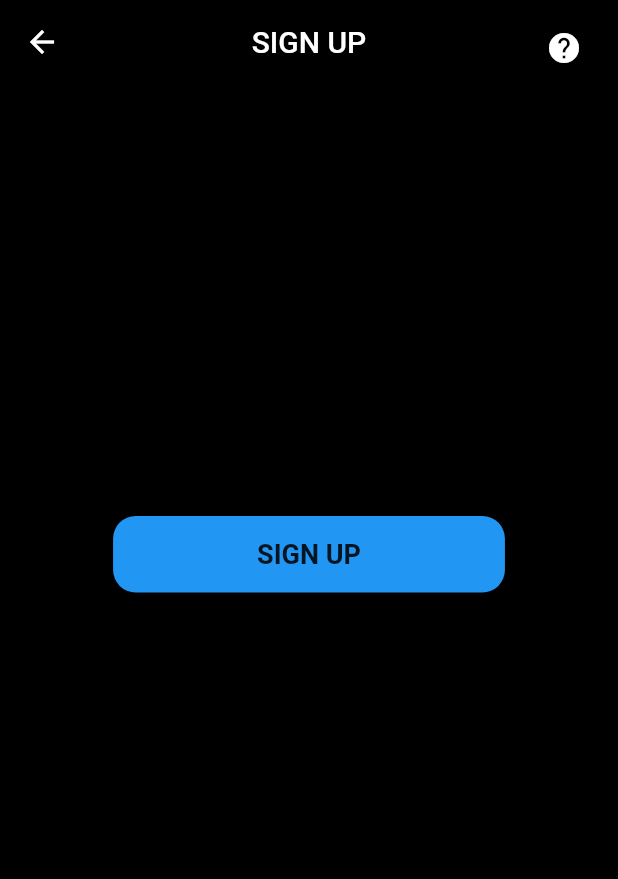
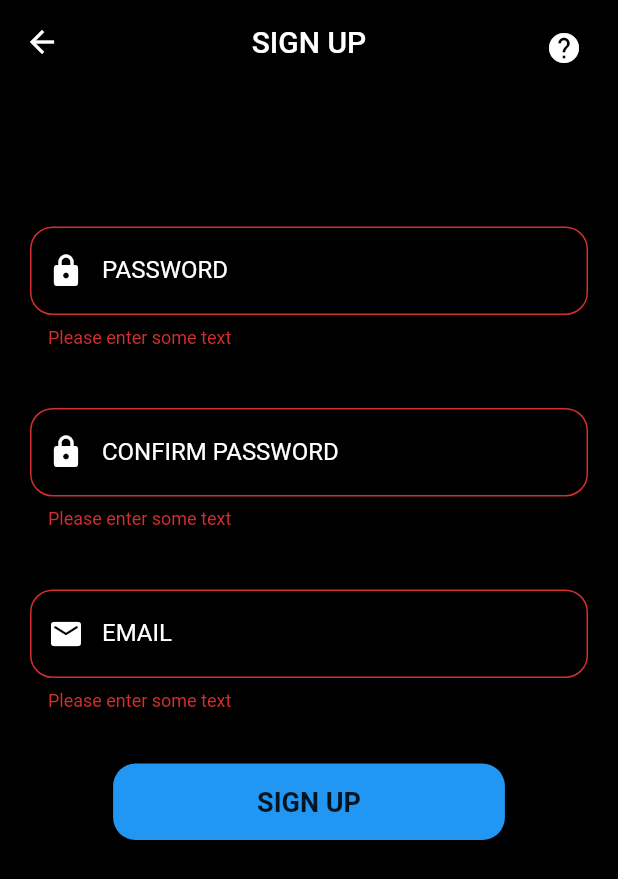
Before and after one commit to AbhishekSatpathy4848/Matrix-Client-Chat-App, a Flutter app: the SignUp screen opened directly, after a tap on "SIGN UP", on a phone screen of 412 x 824 dp. Shown: the top 879 px of the screen. Run offline on Flutter 3.47's test engine with Material 2 defaults, Android fonts, the phone set to English and light mode, and no system bars; our stand-ins replace qr_flutter, share; missing offline and left inert: dart:ffi, qrscan.

Commit message:
added validation for text form fields

```diff
--- a/lib/features/login_registration/pages/page_2.dart
+++ b/lib/features/login_registration/pages/page_2.dart
@@ -2,6 +2,8 @@
 
 import 'dart:ui';
 import 'package:flutter/material.dart';
+
+final _formKey = GlobalKey<FormState>();
 
 class SignUp extends StatelessWidget {
   const SignUp({super.key});
@@ -33,34 +35,106 @@ class SignUp extends StatelessWidget {
           SizedBox(
             height: 75,
           ),
+          Form(
+            key: _formKey,
+            child: Column(children: [
               Padding(
                 padding: const EdgeInsets.all(20.0),
                 child: TextFormField(
+                  validator: (value) {
+                    if (value == null || value.isEmpty) {
+                      return "Please enter some text";
+                    }
+                    return null;
+                  },
+                  style: TextStyle(
+                    color: Colors.white,
+                  ),
                   cursorColor: Colors.white,
                   decoration: const InputDecoration(
+                    enabledBorder: OutlineInputBorder(
+                        borderRadius: BorderRadius.all(Radius.circular(15)),
+                        borderSide: BorderSide(color: Colors.white)),
                     border: OutlineInputBorder(
                         borderRadius: BorderRadius.all(Radius.circular(15))),
                     labelText: "PASSWORD",
-                prefixIcon: Icon(Icons.lock_rounded),
+                    labelStyle: TextStyle(color: Colors.white),
+                    prefixIcon: Icon(
+                      Icons.lock_rounded,
+                      color: Colors.white,
+                    ),
                   ),
                 ),
               ),
               Padding(
                 padding: const EdgeInsets.all(20.0),
                 child: TextFormField(
+                  validator: (value) {
+                    if (value == null || value.isEmpty) {
+                      return "Please enter some text";
+                    }
+                    return null;
+                  },
+                  style: TextStyle(
+                    color: Colors.white,
+                  ),
                   cursorColor: Colors.white,
                   decoration: const InputDecoration(
+                    enabledBorder: OutlineInputBorder(
+                        borderRadius: BorderRadius.all(Radius.circular(15)),
+                        borderSide: BorderSide(color: Colors.white)),
                     border: OutlineInputBorder(
                         borderRadius: BorderRadius.all(Radius.circular(15))),
-                labelText: "Email adddress",
-                prefixIcon: Icon(Icons.mail_rounded),
+                    labelText: "CONFIRM PASSWORD",
+                    labelStyle: TextStyle(color: Colors.white),
+                    prefixIcon: Icon(
+                      Icons.lock_rounded,
+                      color: Colors.white,
+                    ),
                   ),
                 ),
               ),
               Padding(
+                padding: const EdgeInsets.all(20.0),
+                child: TextFormField(
+                  validator: (value) {
+                    if (value == null || value.isEmpty) {
+                      return "Please enter some text";
+                    }
+                    return null;
+                  },
+                  style: TextStyle(
+                    color: Colors.white,
+                  ),
+                  cursorColor: Colors.white,
+                  decoration: const InputDecoration(
+                    enabledBorder: OutlineInputBorder(
+                        borderRadius: BorderRadius.all(Radius.circular(15)),
+                        borderSide: BorderSide(color: Colors.white)),
+                    border: OutlineInputBorder(
+                        borderRadius: BorderRadius.all(Radius.circular(15))),
+                    labelText: "EMAIL",
+                    labelStyle: TextStyle(color: Colors.white),
+                    prefixIcon: Icon(
+                      Icons.email_rounded,
+                      color: Colors.white,
+                    ),
+                  ),
+                ),
+              ),
+            ]),
+          ),
+          Padding(
             padding: const EdgeInsets.all(15.0),
             child: MaterialButton(
-                onPressed: () {},
+                onPressed: () {
+                  if (_formKey.currentState!.validate()) {
+                    Navigator.of(context)
+                        .push(MaterialPageRoute(builder: (context) {
+                      return Placeholder();
+                    }));
+                  }
+                },
                 shape: RoundedRectangleBorder(
                     borderRadius: BorderRadius.circular(15)),
                 color: Colors.blue,
--- a/lib/main.dart
+++ b/lib/main.dart
@@ -1,7 +1,6 @@
 // ignore_for_file: prefer_const_constructors, prefer_const_literals_to_create_immutables
 
 import 'package:flutter/material.dart';
-import 'package:matrix_chat_app/features/invite_user/pages/page_1.dart';
 import 'package:matrix_chat_app/features/login_registration/pages/page_1.dart';
 
 void main() {
```
Also changed, not shown: lib/features/login_registration/pages/page_1.dart (+78 -48 lines), lib/features/login_registration/pages/page_3.dart (+31 -3 lines). Lines whose indentation alone changed are shown as unchanged.
